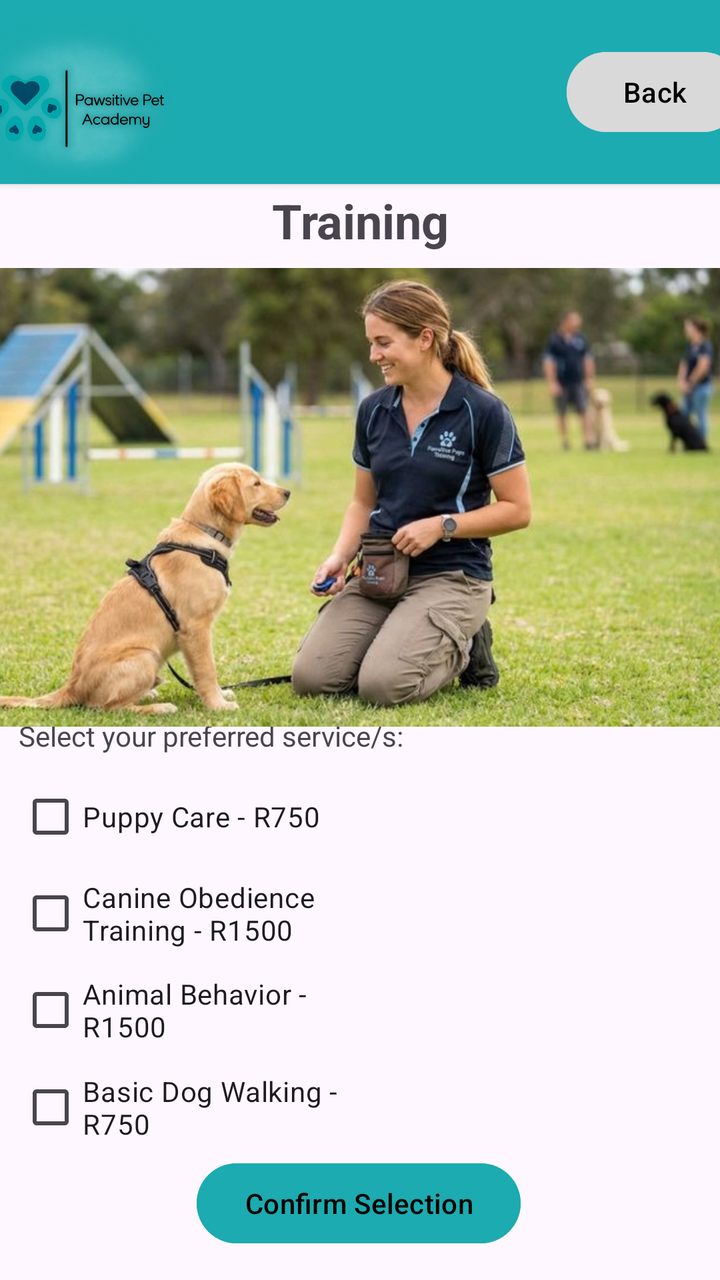
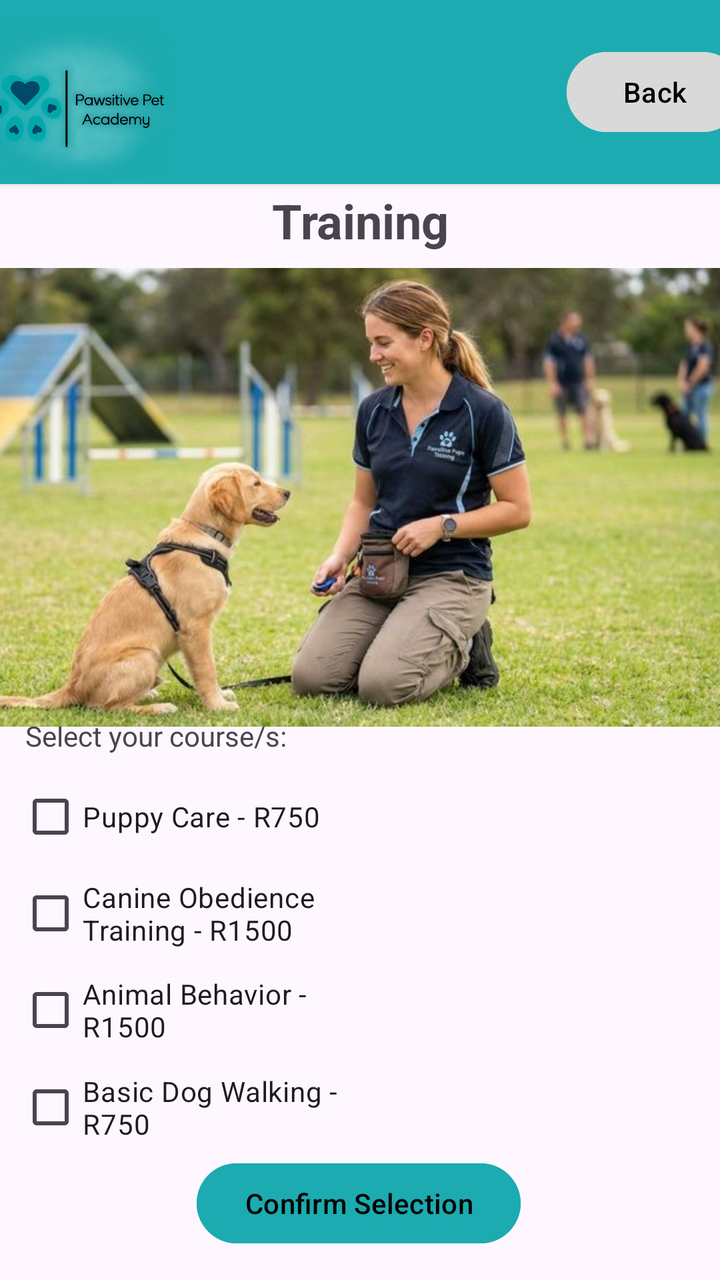

Two renders of the same Android screen: before a commit and after it. Below are the layout's source before the change and the commit's diff.
<!-- AndroidManifest.xml: application theme Theme.PawsitivePets -->
<!-- res/layout/activity_training.xml -->
<?xml version="1.0" encoding="utf-8"?>
<androidx.constraintlayout.widget.ConstraintLayout xmlns:android="http://schemas.android.com/apk/res/android"
    xmlns:app="http://schemas.android.com/apk/res-auto"
    xmlns:tools="http://schemas.android.com/tools"
    android:id="@+id/main"
    android:layout_width="match_parent"
    android:layout_height="match_parent"
    tools:context=".Training">

    <TextView
        android:id="@+id/txtSelect"
        android:layout_width="wrap_content"
        android:layout_height="wrap_content"
        android:text="Select your preferred service/s:"
        app:layout_constraintBottom_toBottomOf="parent"
        app:layout_constraintEnd_toEndOf="parent"
        app:layout_constraintHorizontal_bias="0.055"
        app:layout_constraintStart_toStartOf="parent"
        app:layout_constraintTop_toTopOf="parent"
        app:layout_constraintVertical_bias="0.577" />

    <CheckBox
        android:id="@+id/checkBehaviorTraining"
        android:layout_width="176dp"
        android:layout_height="56dp"
        android:text="Animal Behavior - R1500"
        app:layout_constraintBottom_toBottomOf="parent"
        app:layout_constraintEnd_toEndOf="parent"
        app:layout_constraintHorizontal_bias="0.051"
        app:layout_constraintStart_toStartOf="parent"
        app:layout_constraintTop_toTopOf="parent"
        app:layout_constraintVertical_bias="0.817" />

    <CheckBox
        android:id="@+id/checkBasicObedience"
        android:layout_width="176dp"
        android:layout_height="56dp"
        android:text="Canine Obedience Training - R1500"
        app:layout_constraintBottom_toBottomOf="parent"
        app:layout_constraintEnd_toEndOf="parent"
        app:layout_constraintHorizontal_bias="0.051"
        app:layout_constraintStart_toStartOf="parent"
        app:layout_constraintTop_toTopOf="parent"
        app:layout_constraintVertical_bias="0.734" />

    <CheckBox
        android:id="@+id/checkLeashTraining"
        android:layout_width="176dp"
        android:layout_height="56dp"
        android:text="Basic Dog Walking - R750"
        app:layout_constraintBottom_toBottomOf="parent"
        app:layout_constraintEnd_toEndOf="parent"
        app:layout_constraintHorizontal_bias="0.051"
        app:layout_constraintStart_toStartOf="parent"
        app:layout_constraintTop_toTopOf="parent"
        app:layout_constraintVertical_bias="0.9" />

    <CheckBox
        android:id="@+id/checkPuppyTraining"
        android:layout_width="176dp"
        android:layout_height="56dp"
        android:text="Puppy Care - R750"
        app:layout_constraintBottom_toBottomOf="parent"
        app:layout_constraintEnd_toEndOf="parent"
        app:layout_constraintHorizontal_bias="0.051"
        app:layout_constraintStart_toStartOf="parent"
        app:layout_constraintTop_toTopOf="parent"
        app:layout_constraintVertical_bias="0.651" />

    <TextView
        android:id="@+id/txtTraining"
        android:layout_width="161dp"
        android:layout_height="37dp"
        android:gravity="center"
        android:text="Training"
        android:textSize="24sp"
        android:textStyle="bold"
        app:layout_constraintBottom_toBottomOf="parent"
        app:layout_constraintEnd_toEndOf="parent"
        app:layout_constraintStart_toStartOf="parent"
        app:layout_constraintTop_toTopOf="@+id/cardView2"
        app:layout_constraintVertical_bias="0.152" />

    <androidx.cardview.widget.CardView
        android:id="@+id/cardView2"
        android:layout_width="414dp"
        android:layout_height="92dp"
        app:cardBackgroundColor="#1CABB0"
        app:layout_constraintBottom_toBottomOf="parent"
        app:layout_constraintEnd_toEndOf="parent"
        app:layout_constraintStart_toStartOf="parent"
        app:layout_constraintTop_toTopOf="parent"
        app:layout_constraintVertical_bias="0.0">

        <ImageView
            android:id="@+id/imageView"
            android:layout_width="130dp"
            android:layout_height="match_parent"
            app:srcCompat="@drawable/logo_1" />

        <Button
            android:id="@+id/btnBack"
            android:layout_width="wrap_content"
            android:layout_height="wrap_content"
            android:layout_gravity="end|center_vertical"
            android:layout_marginEnd="16dp"
            android:backgroundTint="#D9D9D9"
            android:text="Back"
            android:textColor="@color/black" />
    </androidx.cardview.widget.CardView>

    <ImageView
        android:id="@+id/imageView2"
        android:layout_width="408dp"
        android:layout_height="268dp"
        app:layout_constraintBottom_toBottomOf="parent"
        app:layout_constraintEnd_toEndOf="parent"
        app:layout_constraintHorizontal_bias="1.0"
        app:layout_constraintStart_toStartOf="parent"
        app:layout_constraintTop_toTopOf="@+id/cardView2"
        app:layout_constraintVertical_bias="0.308"
        app:srcCompat="@drawable/whatsapp_image_2026_09_22_at_09_33_24__1_" />

    <Button
        android:id="@+id/btnConfirmSelection2"
        android:layout_width="wrap_content"
        android:layout_height="wrap_content"
        android:backgroundTint="#1CABB0"
        android:text="Confirm Selection"
        android:textColor="@color/black"
        app:layout_constraintBottom_toBottomOf="parent"
        app:layout_constraintEnd_toEndOf="parent"
        app:layout_constraintHorizontal_bias="0.497"
        app:layout_constraintStart_toStartOf="parent"
        app:layout_constraintTop_toTopOf="parent"
        app:layout_constraintVertical_bias="0.976" />
</androidx.constraintlayout.widget.ConstraintLayout>
<!-- resources referenced by this layout -->
<resources>
  <color name="black">#FF000000</color>
  <!-- drawable logo_1: png bitmap (drawable, 235545 bytes) -->
  <!-- drawable whatsapp_image_2026_09_22_at_09_33_24__1_: jpeg bitmap (drawable, 67840 bytes) -->
  <style name="Theme.PawsitivePets" parent="Base.Theme.PawsitivePets" />
  <style name="Base.Theme.PawsitivePets" parent="Theme.Material3.DayNight.NoActionBar">
          
          
      </style>
</resources>

<!-- the commit's change to res/layout/activity_training.xml (unified diff, before → after) -->
@@ -11,7 +11,7 @@
         android:id="@+id/txtSelect"
         android:layout_width="wrap_content"
         android:layout_height="wrap_content"
-        android:text="Select your preferred service/s:"
+        android:text="Select your course/s:"
         app:layout_constraintBottom_toBottomOf="parent"
         app:layout_constraintEnd_toEndOf="parent"
         app:layout_constraintHorizontal_bias="0.055"
